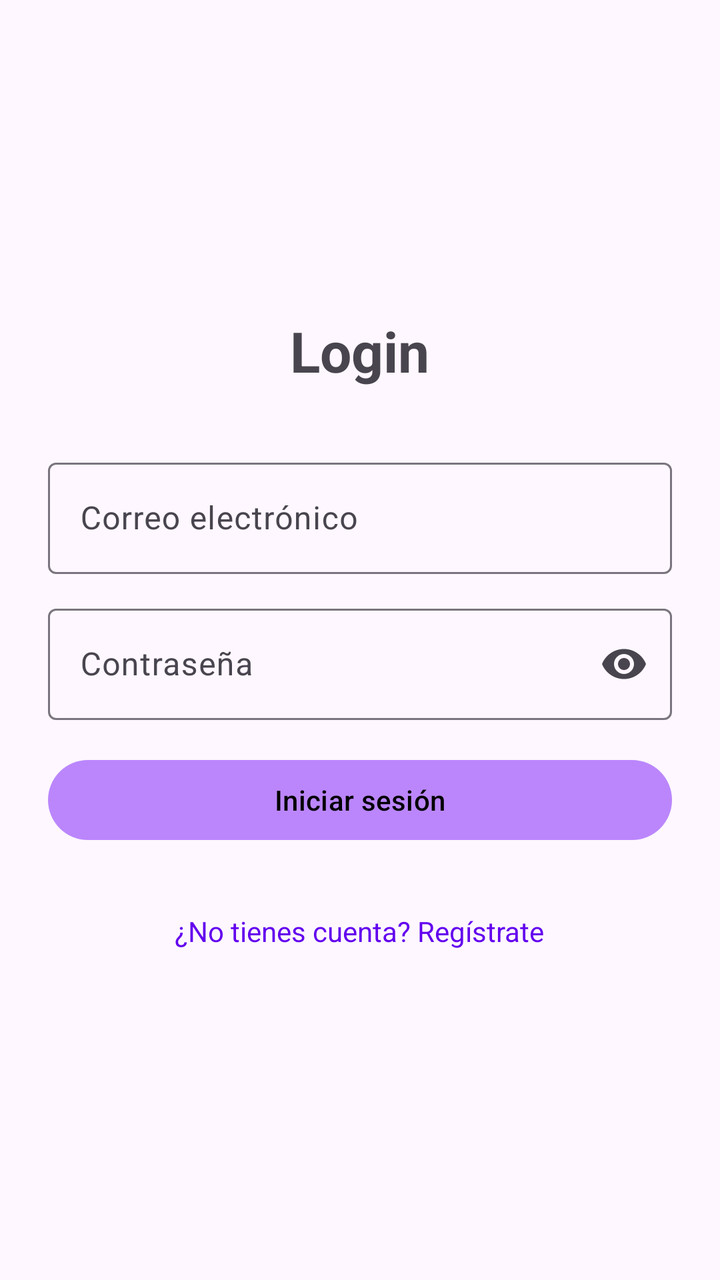
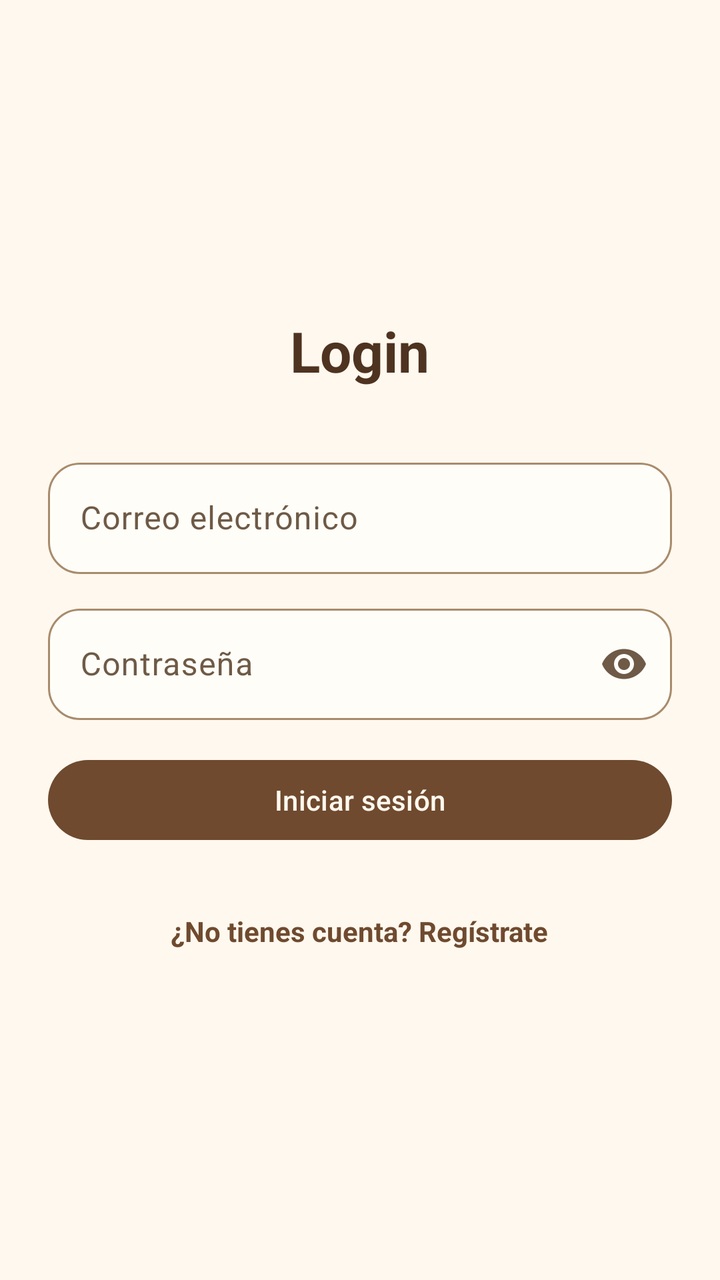

Screens rendered from an Android XML layout before and after an edit, with the pre-edit source and the edit as a unified diff.
<!-- AndroidManifest.xml: application theme Theme.Projecto1 -->
<!-- res/layout/activity_login.xml -->
<?xml version="1.0" encoding="utf-8"?>
<LinearLayout
    xmlns:android="http://schemas.android.com/apk/res/android"
    xmlns:app="http://schemas.android.com/apk/res-auto"
    xmlns:tools="http://schemas.android.com/tools"
    android:layout_width="match_parent"
    android:layout_height="match_parent"
    android:gravity="center"
    android:orientation="vertical"
    android:padding="24dp"
    tools:context=".ui.auth.LoginActivity">

    <TextView
        android:layout_width="wrap_content"
        android:layout_height="wrap_content"
        android:layout_marginBottom="32dp"
        android:text="@string/login_title"
        android:textSize="28sp"
        android:textStyle="bold" />

    <com.google.android.material.textfield.TextInputLayout
        style="@style/Widget.Material3.TextInputLayout.OutlinedBox"
        android:layout_width="match_parent"
        android:layout_height="wrap_content"
        android:hint="@string/email_hint">

        <com.google.android.material.textfield.TextInputEditText
            android:id="@+id/etEmail"
            android:layout_width="match_parent"
            android:layout_height="wrap_content"
            android:inputType="textEmailAddress" />

    </com.google.android.material.textfield.TextInputLayout>

    <com.google.android.material.textfield.TextInputLayout
        style="@style/Widget.Material3.TextInputLayout.OutlinedBox"
        android:layout_width="match_parent"
        android:layout_height="wrap_content"
        android:layout_marginTop="12dp"
        android:hint="@string/password_hint"
        app:endIconMode="password_toggle">

        <com.google.android.material.textfield.TextInputEditText
            android:id="@+id/etPassword"
            android:layout_width="match_parent"
            android:layout_height="wrap_content"
            android:inputType="textPassword" />

    </com.google.android.material.textfield.TextInputLayout>

    <TextView
        android:id="@+id/tvError"
        android:layout_width="match_parent"
        android:layout_height="wrap_content"
        android:layout_marginTop="12dp"
        android:textColor="@android:color/holo_red_dark"
        android:visibility="gone" />

    <Button
        android:id="@+id/btnLogin"
        android:layout_width="match_parent"
        android:layout_height="wrap_content"
        android:layout_marginTop="16dp"
        android:text="@string/login_button" />

    <ProgressBar
        android:id="@+id/progressBar"
        android:layout_width="wrap_content"
        android:layout_height="wrap_content"
        android:layout_marginTop="16dp"
        android:visibility="gone" />

    <TextView
        android:id="@+id/tvGoToRegister"
        android:layout_width="wrap_content"
        android:layout_height="wrap_content"
        android:layout_marginTop="24dp"
        android:padding="8dp"
        android:text="@string/go_to_register"
        android:textColor="@color/purple_500" />

</LinearLayout>
<!-- resources referenced by this layout -->
<resources>
  <color name="purple_500">#FF6200EE</color>
  <string name="email_hint">Correo electrónico</string>
  <string name="go_to_register">¿No tienes cuenta? Regístrate</string>
  <string name="login_button">Iniciar sesión</string>
  <string name="login_title">Login</string>
  <string name="password_hint">Contraseña</string>
  <style name="Theme.Projecto1" parent="Theme.Material3.Light.NoActionBar">
          
          <item name="colorPrimary">@color/purple_200</item>
          <item name="colorPrimaryVariant">@color/purple_700</item>
          <item name="colorOnPrimary">@color/black</item>
          
          <item name="colorSecondary">@color/teal_200</item>
          <item name="colorSecondaryVariant">@color/teal_200</item>
          <item name="colorOnSecondary">@color/black</item>
          
          <item name="android:statusBarColor">?attr/colorPrimaryVariant</item>
      </style>
  <color name="purple_200">#FFBB86FC</color>
  <color name="purple_700">#FF3700B3</color>
  <color name="black">#FF000000</color>
  <color name="teal_200">#FF03DAC5</color>
</resources>

<!-- the commit's change to res/layout/activity_login.xml (unified diff, before → after) -->
@@ -15,11 +15,12 @@
         android:layout_height="wrap_content"
         android:layout_marginBottom="32dp"
         android:text="@string/login_title"
+        android:textColor="@color/coffee_dark"
         android:textSize="28sp"
         android:textStyle="bold" />
 
     <com.google.android.material.textfield.TextInputLayout
-        style="@style/Widget.Material3.TextInputLayout.OutlinedBox"
+        style="@style/Widget.Projecto1.TextInput"
         android:layout_width="match_parent"
         android:layout_height="wrap_content"
         android:hint="@string/email_hint">
@@ -33,7 +34,7 @@
     </com.google.android.material.textfield.TextInputLayout>
 
     <com.google.android.material.textfield.TextInputLayout
-        style="@style/Widget.Material3.TextInputLayout.OutlinedBox"
+        style="@style/Widget.Projecto1.TextInput"
         android:layout_width="match_parent"
         android:layout_height="wrap_content"
         android:layout_marginTop="12dp"
@@ -53,7 +54,7 @@
         android:layout_width="match_parent"
         android:layout_height="wrap_content"
         android:layout_marginTop="12dp"
-        android:textColor="@android:color/holo_red_dark"
+        android:textColor="@color/error_red"
         android:visibility="gone" />
 
     <Button
@@ -77,6 +78,7 @@
         android:layout_marginTop="24dp"
         android:padding="8dp"
         android:text="@string/go_to_register"
-        android:textColor="@color/purple_500" />
+        android:textColor="@color/coffee"
+        android:textStyle="bold" />
 
 </LinearLayout>
<!-- resource entries referenced after the edit -->
@@ -1,26 +1,47 @@
 <!-- resources referenced by this layout -->
 <resources>
-  <color name="purple_500">#FF6200EE</color>
+  <color name="coffee">#FF6F4A2F</color>
+  <color name="coffee_dark">#FF4E3320</color>
+  <color name="error_red">#FFB3261E</color>
   <string name="email_hint">Correo electrónico</string>
   <string name="go_to_register">¿No tienes cuenta? Regístrate</string>
   <string name="login_button">Iniciar sesión</string>
   <string name="login_title">Login</string>
   <string name="password_hint">Contraseña</string>
+  <style name="Widget.Projecto1.TextInput" parent="Widget.Material3.TextInputLayout.OutlinedBox">
+          <item name="boxBackgroundColor">@color/bubble_received</item>
+          <item name="boxCornerRadiusTopStart">16dp</item>
+          <item name="boxCornerRadiusTopEnd">16dp</item>
+          <item name="boxCornerRadiusBottomStart">16dp</item>
+          <item name="boxCornerRadiusBottomEnd">16dp</item>
+      </style>
   <style name="Theme.Projecto1" parent="Theme.Material3.Light.NoActionBar">
           
-          <item name="colorPrimary">@color/purple_200</item>
-          <item name="colorPrimaryVariant">@color/purple_700</item>
-          <item name="colorOnPrimary">@color/black</item>
+          <item name="colorPrimary">@color/coffee</item>
+          <item name="colorPrimaryVariant">@color/coffee_dark</item>
+          <item name="colorOnPrimary">@color/cream_background</item>
+          <item name="colorPrimaryContainer">@color/cream_dark</item>
+          <item name="colorOnPrimaryContainer">@color/coffee_dark</item>
+          <item name="colorSecondary">@color/coffee</item>
+          <item name="colorSecondaryVariant">@color/coffee_dark</item>
+          <item name="colorOnSecondary">@color/cream_background</item>
           
-          <item name="colorSecondary">@color/teal_200</item>
-          <item name="colorSecondaryVariant">@color/teal_200</item>
-          <item name="colorOnSecondary">@color/black</item>
+          <item name="colorSurface">@color/bubble_received</item>
+          <item name="colorOnSurface">@color/text_primary</item>
+          <item name="colorOnSurfaceVariant">@color/text_secondary</item>
+          <item name="colorOutline">@color/coffee_light</item>
+          <item name="colorError">@color/error_red</item>
           
-          <item name="android:statusBarColor">?attr/colorPrimaryVariant</item>
+          <item name="android:colorBackground">@color/cream_background</item>
+          <item name="android:windowBackground">@color/cream_background</item>
+          <item name="android:statusBarColor">@color/coffee_dark</item>
+          <item name="android:windowLightStatusBar">false</item>
       </style>
-  <color name="purple_200">#FFBB86FC</color>
-  <color name="purple_700">#FF3700B3</color>
-  <color name="black">#FF000000</color>
-  <color name="teal_200">#FF03DAC5</color>
+  <color name="bubble_received">#FFFFFDF8</color>
+  <color name="cream_background">#FFFFF8EE</color>
+  <color name="cream_dark">#FFF1E3CC</color>
+  <color name="text_primary">#FF3E2C1E</color>
+  <color name="text_secondary">#FF6E5A46</color>
+  <color name="coffee_light">#FFA88B6C</color>
 </resources>
 
